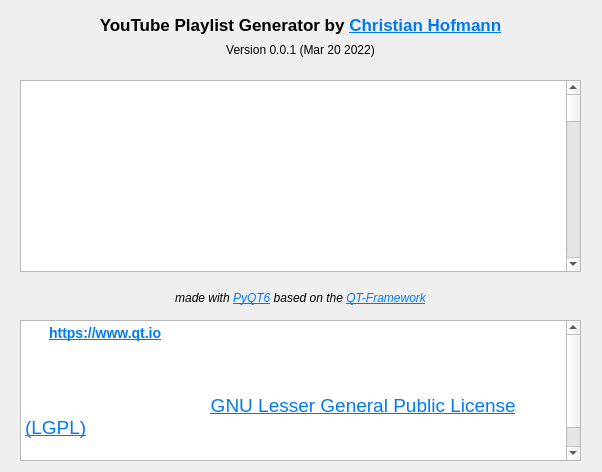
This is src/gui/info_dialog.ui in christianhofmanncodes/youtube-playlist-generator as Qt 5 draws it before an edit. The edited form follows.
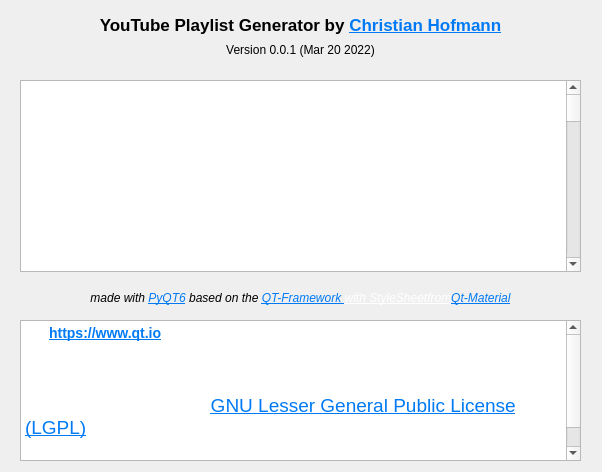
This is the edited form.

Commit message: add Qt-Material mention inside info dialog

Patch:
```diff
--- a/src/gui/info_dialog.ui
+++ b/src/gui/info_dialog.ui
@@ -761,7 +761,7 @@
     </font>
    </property>
    <property name="text">
-    <string>&lt;html&gt;&lt;head/&gt;&lt;body&gt;&lt;p&gt;made with &lt;a href=&quot;https://www.riverbankcomputing.com/software/pyqt/intro&quot;&gt;&lt;span style=&quot; text-decoration: underline; color:#007af4;&quot;&gt;PyQT6&lt;/span&gt;&lt;/a&gt; based on the &lt;a href=&quot;https://doc.qt.io/qtforpython/index.html&quot;&gt;&lt;span style=&quot; text-decoration: underline; color:#007af4;&quot;&gt;QT-Framework&lt;/span&gt;&lt;/a&gt;&lt;/p&gt;&lt;/body&gt;&lt;/html&gt;</string>
+    <string>&lt;html&gt;&lt;head/&gt;&lt;body&gt;&lt;p&gt;made with &lt;a href=&quot;https://www.riverbankcomputing.com/software/pyqt/intro&quot;&gt;&lt;span style=&quot; text-decoration: underline; color:#007af4;&quot;&gt;PyQT6&lt;/span&gt;&lt;/a&gt; based on the &lt;a href=&quot;https://doc.qt.io/qtforpython/index.html&quot;&gt;&lt;span style=&quot; text-decoration: underline; color:#007af4;&quot;&gt;QT-Framework &lt;/span&gt;&lt;/a&gt;&lt;a href=&quot;https://doc.qt.io/qtforpython/index.html&quot;&gt;&lt;span style=&quot; color:#ffffff;&quot;&gt;with StyleSheet&lt;/span&gt;&lt;/a&gt;&lt;a href=&quot;https://doc.qt.io/qtforpython/index.html&quot;&gt;&lt;span style=&quot; font-weight:700; font-style:normal; color:#ffffff;&quot;/&gt;&lt;/a&gt;&lt;a href=&quot;https://doc.qt.io/qtforpython/index.html&quot;&gt;&lt;span style=&quot; color:#ffffff;&quot;&gt;from&lt;/span&gt;&lt;/a&gt;&lt;a href=&quot;https://doc.qt.io/qtforpython/index.html&quot;&gt;&lt;span style=&quot; font-weight:700; font-style:normal; color:#ffffff;&quot;/&gt;&lt;/a&gt;&lt;a href=&quot;https://github.com/UN-GCPDS/qt-material&quot;&gt;&lt;span style=&quot; text-decoration: underline; color:#007af4;&quot;&gt;Qt-Material&lt;/span&gt;&lt;/a&gt;&lt;/p&gt;&lt;/body&gt;&lt;/html&gt;</string>
    </property>
    <property name="alignment">
     <set>Qt::AlignCenter</set>
```
